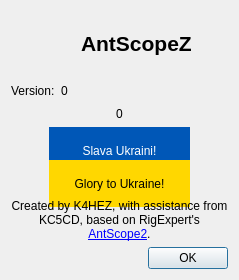
Above: src/aboutdialog.ui from K4HEZ/AntScopeZ before the change. Below: the same form after it.
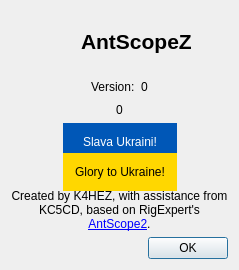
That is the form after the change. Icons and pictures are not drawn.

Commit message:
About dialog: center the Version row, prefix the build timestamp with "Build: ", and shrink the flag bars to ~80% (114x76 total, still exact 2:3).
Part of #52.

The edit to the form file:
```diff
--- a/src/aboutdialog.ui
+++ b/src/aboutdialog.ui
@@ -68,6 +68,19 @@
    </item>
    <item>
     <layout class="QHBoxLayout" name="horizontalLayout_version">
+     <item>
+      <spacer name="horizontalSpacer_versionLeft">
+       <property name="orientation">
+        <enum>Qt::Orientation::Horizontal</enum>
+       </property>
+       <property name="sizeHint" stdset="0">
+        <size>
+         <width>40</width>
+         <height>20</height>
+        </size>
+       </property>
+      </spacer>
+     </item>
      <item>
       <widget class="QLabel" name="label_version">
        <property name="text">
@@ -131,14 +144,14 @@
         <widget class="QLabel" name="label_2">
          <property name="minimumSize">
           <size>
-           <width>141</width>
-           <height>47</height>
+           <width>114</width>
+           <height>38</height>
           </size>
          </property>
          <property name="maximumSize">
           <size>
-           <width>141</width>
-           <height>47</height>
+           <width>114</width>
+           <height>38</height>
           </size>
          </property>
          <property name="styleSheet">
@@ -158,14 +171,14 @@
         <widget class="QLabel" name="label_3">
          <property name="minimumSize">
           <size>
-           <width>141</width>
-           <height>47</height>
+           <width>114</width>
+           <height>38</height>
           </size>
          </property>
          <property name="maximumSize">
           <size>
-           <width>141</width>
-           <height>47</height>
+           <width>114</width>
+           <height>38</height>
           </size>
          </property>
          <property name="styleSheet">
```
The commit also changes 1 other file.
